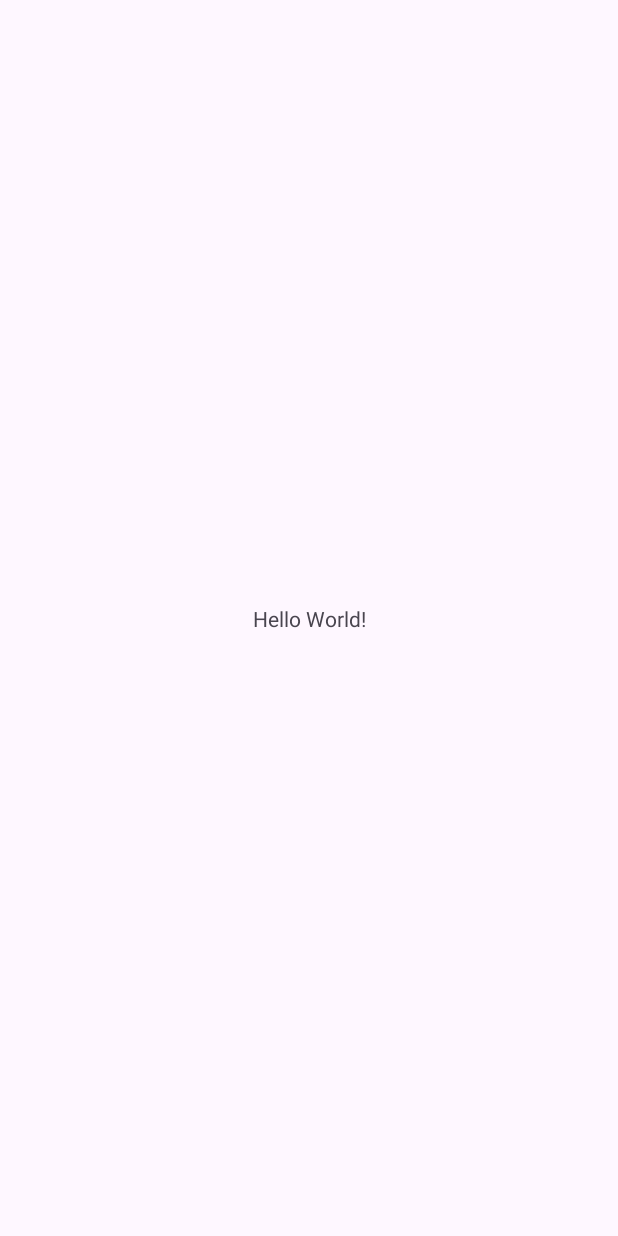
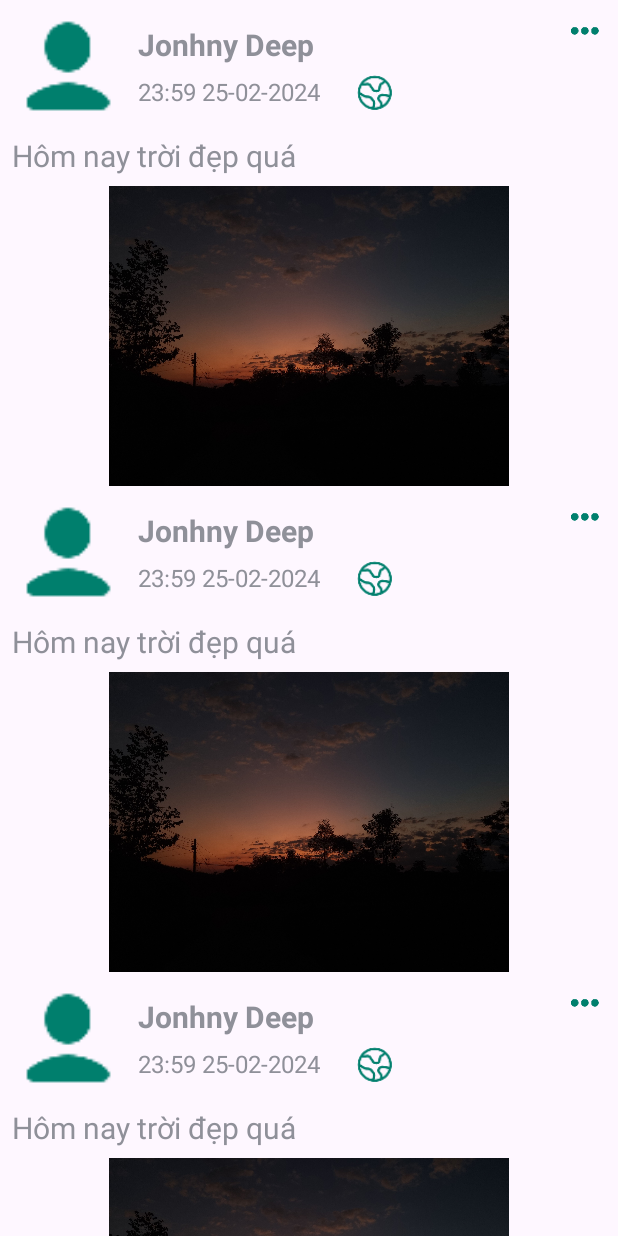
Before and after one commit to Thu6Ngay13/MobileAndroid-Java-SocialMedia, an Android app: the screen it shows after launch (MainActivity before the commit, HomeActivity after it), on a phone screen of 412 x 824 dp. Before the commit the screen is almost empty. Run offline under Robolectric (Android 15) with nearby library versions, the phone set to English and light mode, and no system bars.

Commit message:
Add view, holder, model, adapter Post

```diff
--- a/app/build.gradle.kts
+++ b/app/build.gradle.kts
@@ -33,6 +33,10 @@ android {
 
 dependencies {
 
+//    Add
+    implementation("androidx.recyclerview:recyclerview:1.3.2")
+    implementation("androidx.recyclerview:recyclerview-selection:1.1.0")
+
     implementation("androidx.appcompat:appcompat:1.6.1")
     implementation("com.google.android.material:material:1.11.0")
     implementation("androidx.constraintlayout:constraintlayout:2.1.4")
--- a/app/src/main/AndroidManifest.xml
+++ b/app/src/main/AndroidManifest.xml
@@ -1,6 +1,6 @@
 <?xml version="1.0" encoding="utf-8"?>
 <manifest xmlns:android="http://schemas.android.com/apk/res/android"
-    xmlns:tools="http://schemas.android.com/tools">
+    xmlns:tools="http://schemas.android.com/tools" >
 
     <application
         android:allowBackup="true"
@@ -11,10 +11,13 @@
         android:roundIcon="@mipmap/ic_launcher_round"
         android:supportsRtl="true"
         android:theme="@style/Theme.MobileAndroidJavaSocialMedia"
-        tools:targetApi="31">
+        tools:targetApi="31" >
         <activity
             android:name=".MainActivity"
-            android:exported="true">
+            android:exported="false" />
+        <activity
+            android:name=".HomeActivity"
+            android:exported="true" >
             <intent-filter>
                 <action android:name="android.intent.action.MAIN" />
 
--- /dev/null
+++ b/app/src/main/java/HCMUTE/SocialMedia/HomeActivity.java
@@ -0,0 +1,36 @@
+package HCMUTE.SocialMedia;
+
+import androidx.appcompat.app.AppCompatActivity;
+import androidx.recyclerview.widget.LinearLayoutManager;
+import androidx.recyclerview.widget.RecyclerView;
+
+import android.os.Bundle;
+
+import java.util.ArrayList;
+import java.util.List;
+
+public class HomeActivity extends AppCompatActivity {
+
+    @Override
+    protected void onCreate(Bundle savedInstanceState) {
+        super.onCreate(savedInstanceState);
+        setContentView(R.layout.activity_home);
+
+        List<PostModel> posts = new ArrayList<>();
+        for (int i = 0; i < 10; i++) {
+            posts.add(new PostModel(
+                    R.mipmap.ic_user_90_dark,
+                    "Jonhny Deep",
+                    "23:59 25-02-2024",
+                    R.mipmap.ic_global_72_dark,
+                    "Hôm nay trời đẹp quá",
+                    R.drawable.post_image)
+            );
+        }
+
+        RecyclerView recyclerView = findViewById(R.id.rvPostArea);
+        recyclerView.setLayoutManager(new LinearLayoutManager(this));
+        recyclerView.setAdapter(new PostAdapter(getApplicationContext(), posts));
+
+    }
+}
--- /dev/null
+++ b/app/src/main/java/HCMUTE/SocialMedia/PostAdapter.java
@@ -0,0 +1,41 @@
+package HCMUTE.SocialMedia;
+
+import android.content.Context;
+import android.view.LayoutInflater;
+import android.view.ViewGroup;
+
+import androidx.annotation.NonNull;
+import androidx.recyclerview.widget.RecyclerView;
+
+import java.util.List;
+
+public class PostAdapter extends RecyclerView.Adapter<PostHolder> {
+
+    private Context context;
+    private List<PostModel> posts;
+
+    public PostAdapter(Context context, List<PostModel> posts) {
+        this.context = context;
+        this.posts = posts;
+    }
+
+    @NonNull
+    @Override
+    public PostHolder onCreateViewHolder(@NonNull ViewGroup parent, int viewType) {
+        return new PostHolder(LayoutInflater.from(context).inflate(R.layout.post_view, parent, false));
+    }
+
+    @Override
+    public void onBindViewHolder(@NonNull PostHolder holder, int position) {
+        holder.avatar.setImageResource(posts.get(position).getAvatar());
+        holder.fullName.setText(posts.get(position).getFullName());
+        holder.postingTimeAt.setText(posts.get(position).getPostingTimeAt());
+        holder.mode.setImageResource(posts.get(position).getMode());
+        holder.postImage.setImageResource(posts.get(position).getPostImage());
+    }
+
+    @Override
+    public int getItemCount() {
+        return posts.size();
+    }
+}
--- /dev/null
+++ b/app/src/main/java/HCMUTE/SocialMedia/PostHolder.java
@@ -0,0 +1,27 @@
+package HCMUTE.SocialMedia;
+
+import android.view.View;
+import android.widget.ImageView;
+import android.widget.TextView;
+
+import androidx.annotation.NonNull;
+import androidx.recyclerview.widget.RecyclerView;
+
+public class PostHolder extends RecyclerView.ViewHolder{
+    public ImageView avatar;
+    public TextView fullName;
+    public TextView postingTimeAt;
+    public ImageView mode;
+    public TextView postText;
+    public ImageView postImage;
+
+    public PostHolder(@NonNull View itemView) {
+        super(itemView);
+        this.avatar = itemView.findViewById(R.id.ivAvatar);
+        this.fullName = itemView.findViewById(R.id.tvFullName);
+        this.postingTimeAt = itemView.findViewById(R.id.tvPostingTimeAt);
+        this.mode = itemView.findViewById(R.id.ivMode);
+        this.postText = itemView.findViewById(R.id.tvPostText);
+        this.postImage = itemView.findViewById(R.id.ivPostImage);
+    }
+}
--- /dev/null
+++ b/app/src/main/java/HCMUTE/SocialMedia/PostModel.java
@@ -0,0 +1,69 @@
+package HCMUTE.SocialMedia;
+
+import android.net.Uri;
+
+public class PostModel {
+    private int avatar;
+    private String fullName;
+    private String postingTimeAt;
+    private int mode;
+    private String postText;
+    private int postImage;
+
+    public PostModel(int avatar, String fullName, String postingTimeAt, int mode, String postText, int postImage) {
+        this.avatar = avatar;
+        this.fullName = fullName;
+        this.postingTimeAt = postingTimeAt;
+        this.mode = mode;
+        this.postText = postText;
+        this.postImage = postImage;
+    }
+
+    public int getAvatar() {
+        return avatar;
+    }
+
+    public void setAvatar(int avatar) {
+        this.avatar = avatar;
+    }
+
+    public String getFullName() {
+        return fullName;
+    }
+
+    public void setFullName(String fullName) {
+        this.fullName = fullName;
+    }
+
+    public String getPostingTimeAt() {
+        return postingTimeAt;
+    }
+
+    public void setPostingTimeAt(String postingTimeAt) {
+        this.postingTimeAt = postingTimeAt;
+    }
+
+    public int getMode() {
+        return mode;
+    }
+
+    public void setMode(int mode) {
+        this.mode = mode;
+    }
+
+    public String getPostText() {
+        return postText;
+    }
+
+    public void setPostText(String postText) {
+        this.postText = postText;
+    }
+
+    public int getPostImage() {
+        return postImage;
+    }
+
+    public void setPostImage(int postImage) {
+        this.postImage = postImage;
+    }
+}
--- /dev/null
+++ b/app/src/main/res/layout/activity_home.xml
@@ -0,0 +1,15 @@
+<?xml version="1.0" encoding="utf-8"?>
+<RelativeLayout xmlns:android="http://schemas.android.com/apk/res/android"
+    xmlns:app="http://schemas.android.com/apk/res-auto"
+    xmlns:tools="http://schemas.android.com/tools"
+    android:layout_width="match_parent"
+    android:layout_height="match_parent"
+    android:id="@+id/clHomeArea"
+    tools:context=".HomeActivity" >
+
+    <androidx.recyclerview.widget.RecyclerView
+        android:id="@+id/rvPostArea"
+        android:layout_width="match_parent"
+        android:layout_height="wrap_content" />
+
+</RelativeLayout>
--- /dev/null
+++ b/app/src/main/res/layout/post_view.xml
@@ -0,0 +1,84 @@
+<?xml version="1.0" encoding="utf-8"?>
+<RelativeLayout xmlns:android="http://schemas.android.com/apk/res/android"
+    android:layout_width="match_parent"
+    android:layout_height="match_parent">
+
+    <ImageView
+        android:id="@+id/ivAvatar"
+        android:layout_width="75dp"
+        android:layout_height="75dp"
+        android:layout_alignParentStart="true"
+        android:layout_alignParentTop="true"
+        android:layout_marginStart="8dp"
+        android:layout_marginTop="8dp"
+        android:contentDescription="@string/avatar"
+        android:src="@mipmap/ic_user_90_dark" />
+
+    <TextView
+        android:id="@+id/tvFullName"
+        android:layout_width="wrap_content"
+        android:layout_height="wrap_content"
+        android:layout_alignParentStart="true"
+        android:layout_alignParentTop="true"
+        android:layout_marginStart="92dp"
+        android:layout_marginTop="16dp"
+        android:text="@string/full_name"
+        android:textSize="20sp"
+        android:textStyle="bold" />
+
+    <TextView
+        android:id="@+id/tvPostingTimeAt"
+        android:layout_width="wrap_content"
+        android:layout_height="wrap_content"
+        android:layout_alignParentStart="true"
+        android:layout_alignParentTop="true"
+        android:layout_marginStart="92dp"
+        android:layout_marginTop="50dp"
+        android:text="@string/posting_time_at"
+        android:textSize="16sp" />
+
+    <ImageView
+        android:id="@+id/ivMode"
+        android:layout_width="25dp"
+        android:layout_height="25dp"
+        android:layout_alignParentStart="true"
+        android:layout_alignParentTop="true"
+        android:layout_marginStart="237dp"
+        android:layout_marginTop="49dp"
+        android:src="@mipmap/ic_global_72_dark" />
+
+    <ImageView
+        android:id="@+id/ivMenu"
+        android:layout_width="25dp"
+        android:layout_height="25dp"
+        android:layout_alignParentStart="true"
+        android:layout_alignParentTop="true"
+        android:layout_marginStart="377dp"
+        android:layout_marginEnd="8dp"
+        android:layout_marginTop="8dp"
+        android:src="@mipmap/ic_menu_90_dark" />
+
+    <TextView
+        android:id="@+id/tvPostText"
+        android:layout_width="wrap_content"
+        android:layout_height="wrap_content"
+        android:layout_alignParentStart="true"
+        android:layout_alignParentTop="true"
+        android:layout_marginStart="8dp"
+        android:layout_marginEnd="8dp"
+        android:layout_marginTop="90dp"
+        android:text="@string/post_text"
+        android:textSize="20sp" />
+
+    <ImageView
+        android:id="@+id/ivPostImage"
+        android:layout_width="395dp"
+        android:layout_height="200dp"
+        android:layout_alignParentStart="true"
+        android:layout_alignParentTop="true"
+        android:layout_marginTop="124dp"
+        android:layout_marginStart="8dp"
+        android:layout_marginEnd="8dp"
+        android:src="@drawable/post_image"/>
+
+</RelativeLayout>
--- a/app/src/main/res/values/strings.xml
+++ b/app/src/main/res/values/strings.xml
@@ -1,3 +1,7 @@
 <resources>
     <string name="app_name">MobileAndroid-Java-SocialMedia</string>
+    <string name="full_name">Johnny Deep</string>
+    <string name="avatar">Avater</string>
+    <string name="posting_time_at">20:20 25–02-2024</string>
+    <string name="post_text">Hôm nay trời đẹp quá</string>
 </resources>
```
Also changed, not shown: app/src/main/res/drawable/post_image.jpg (added), app/src/main/res/mipmap-xxhdpi/ic_user_90_dark.png (added).
